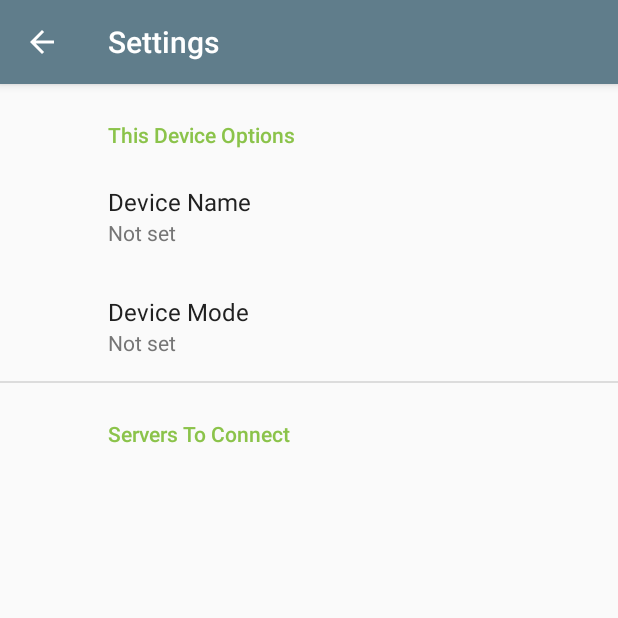
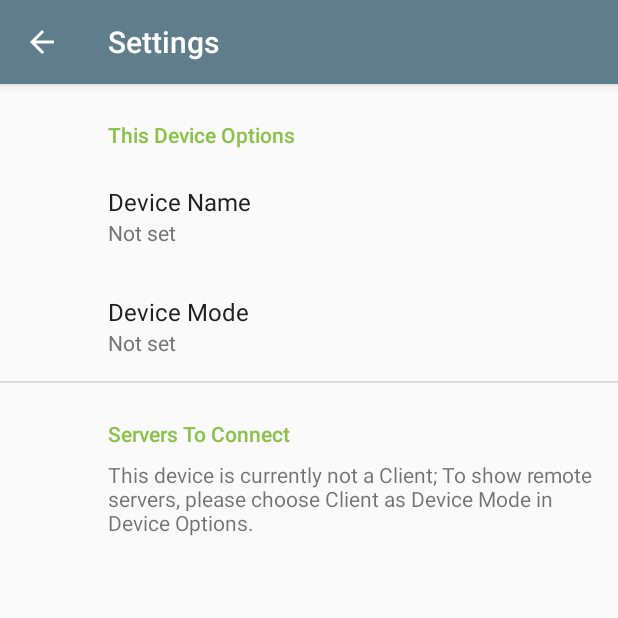
Before and after one commit to superus8r/arduino-usb-terminal, an Android app: the WifiDeviceListFragment screen opened directly, with no data from a screen before it, on a phone screen of 412 x 824 dp, the top half of it. Run offline under Robolectric (Android 15) with nearby library versions, the light colour scheme and no system bars; our stand-ins replace Room's generated code, androidx.preference, data binding; 1 statement that could not run was skipped.

Commit message:
added a placeholder text to WifiDeviceListFragment to be shown when the device is in server/offline mode

```diff
--- a/app/src/main/java/org/kabiri/android/usbterminal/WifiDeviceListFragment.kt
+++ b/app/src/main/java/org/kabiri/android/usbterminal/WifiDeviceListFragment.kt
@@ -4,8 +4,10 @@ import android.os.Bundle
 import android.view.LayoutInflater
 import android.view.View
 import android.view.ViewGroup
+import android.widget.TextView
 import androidx.fragment.app.Fragment
 import androidx.lifecycle.Observer
+import androidx.recyclerview.widget.RecyclerView
 import org.kabiri.android.usbterminal.databinding.FragmentWifiDeviceListBinding
 import org.kabiri.android.usbterminal.ui.adapter.WifiDeviceAdapter
 import org.kabiri.android.usbterminal.viewmodel.WifiDeviceListViewModel
@@ -21,25 +23,49 @@ class WifiDeviceListFragment: Fragment() {
     override fun onCreateView(
         inflater: LayoutInflater,
         container: ViewGroup?,
-        savedInstanceState: Bundle?
-    ): View? {
-        val binding = FragmentWifiDeviceListBinding.inflate(inflater, container, false)
+        savedInstanceState: Bundle?): View? {
+
+        // inflate the fragment layout using bindings.
+        val binding = FragmentWifiDeviceListBinding
+            .inflate(inflater, container, false)
         context ?: return binding.root
+        val placeHolder = binding.tvPlaceHolderText
+        val serverList = binding.wifiDeviceList
 
         val adapter = WifiDeviceAdapter()
-        binding.wifiDeviceList.adapter = adapter
-        subscribeUi(adapter)
+        serverList.adapter = adapter
+
+        subscribeUi(adapter, serverList, placeHolder) // update the list whenever the dataSet changes.
 
         return binding.root
     }
 
     override fun onViewCreated(view: View, savedInstanceState: Bundle?) {
         super.onViewCreated(view, savedInstanceState)
-        viewModel.discoverWifiDevices(requireContext())
+        viewModel.handleDeviceMode(requireContext())
     }
 
-    private fun subscribeUi(adapter: WifiDeviceAdapter) {
-        viewModel.wifiDevices.observe(viewLifecycleOwner,
-            Observer { wifiDevices -> adapter.submitList(wifiDevices) })
+    private fun subscribeUi(adapter: WifiDeviceAdapter,
+                            serverList: RecyclerView, placeholder: TextView) {
+        viewModel.wifiDevices.observe(viewLifecycleOwner, Observer { wifiDevices ->
+            adapter.submitList(wifiDevices)
+        })
+        viewModel.showRemoteServers.observe(viewLifecycleOwner, Observer {
+            // show a place holder for the list adapter saying that
+            // this device is a server for itself!
+            updatePlaceHolderVisibility(
+                showRemoteServers = it, serverList = serverList, placeholder = placeholder)
+        })
+    }
+
+    private fun updatePlaceHolderVisibility(showRemoteServers: Boolean,
+                                            serverList: RecyclerView, placeholder: TextView) {
+        if (showRemoteServers) {
+            placeholder.visibility = View.GONE
+            serverList.visibility = View.VISIBLE
+        } else {
+            placeholder.visibility = View.VISIBLE
+            serverList.visibility = View.GONE
+        }
     }
 }
--- a/app/src/main/java/org/kabiri/android/usbterminal/viewmodel/WifiDeviceListViewModel.kt
+++ b/app/src/main/java/org/kabiri/android/usbterminal/viewmodel/WifiDeviceListViewModel.kt
@@ -3,6 +3,7 @@ package org.kabiri.android.usbterminal.viewmodel
 import android.content.Context
 import android.util.Log
 import androidx.lifecycle.LiveData
+import androidx.lifecycle.MutableLiveData
 import androidx.lifecycle.ViewModel
 import org.kabiri.android.usbterminal.R
 import org.kabiri.android.usbterminal.SettingsActivity
@@ -21,27 +22,39 @@ class WifiDeviceListViewModel internal constructor(
     wifiDeviceRepository: WifiDeviceRepository
 ): ViewModel(), KoinComponent {
 
+    lateinit var tNsdHelper: NsdHelper
+    private var mNsdHelper = NsdHelper()
+        get() { return if (::tNsdHelper.isInitialized) tNsdHelper else field }
+
     private val settings by inject<SettingsReader>()
-
     val wifiDevices: LiveData<List<WifiDevice>> = wifiDeviceRepository.getWifiDevices()
 
-    fun discoverWifiDevices(context: Context) {
-        // TODO - This will be removed from here: testing the settings reader
-        val helper = NsdHelper()
+    private val _showRemoteServers = MutableLiveData<Boolean>().apply { postValue(false) }
+    val showRemoteServers: LiveData<Boolean> // avoid having public mutable live data.
+        get() = _showRemoteServers
+
+    /**
+     * checks which device mode is selected by the user in the settings and
+     * registers and discovers the service if necessary.
+     */
+    fun handleDeviceMode(context: Context) {
 
         settings.deviceModeListener = {
-            Log.d(SettingsActivity.TAG, "enabled:$it")
-
-            // TODO - change the hardcoded font
+            Log.d(SettingsActivity.TAG, "device mode selected: $it")
             when (it) {
                 context.getString(R.string.settings_value_device_mode_server) -> {
-                    helper.registerService(context, 999)
+                    _showRemoteServers.postValue(false)
+                    mNsdHelper.registerService(context, 999)
                 }
                 context.getString(R.string.settings_value_device_mode_client) -> {
-                    helper.registerService(context, 999)
-                    helper.discoverService()
+                    _showRemoteServers.postValue(true)
+                    mNsdHelper.registerService(context, 999)
+                    mNsdHelper.discoverService()
                 }
-                else -> helper.unregisterService()
+                else -> {
+                    _showRemoteServers.postValue(false)
+                    mNsdHelper.unregisterService()
+                }
             }
         }
     }
--- a/app/src/main/res/layout/fragment_wifi_device_list.xml
+++ b/app/src/main/res/layout/fragment_wifi_device_list.xml
@@ -2,6 +2,18 @@
 <layout xmlns:android="http://schemas.android.com/apk/res/android"
     xmlns:app="http://schemas.android.com/apk/res-auto"
     xmlns:tools="http://schemas.android.com/tools">
+
+    <FrameLayout
+        android:layout_width="match_parent"
+        android:layout_height="match_parent">
+
+        <TextView
+            android:id="@+id/tv_place_holder_text"
+            android:layout_width="wrap_content"
+            android:layout_height="wrap_content"
+            android:text="@string/settings_message_device_not_in_client_mode"
+            android:layout_marginStart="72dp"
+            android:layout_marginEnd="16dp"/>
 
         <androidx.recyclerview.widget.RecyclerView
             android:id="@+id/wifi_device_list"
@@ -10,6 +22,9 @@
             android:scrollbars="vertical"
             app:layoutManager="androidx.recyclerview.widget.LinearLayoutManager"
             tools:context=".SettingsActivity"
-        tools:listitem="@layout/list_item_wifi_device" />
+            tools:listitem="@layout/list_item_wifi_device"
+            android:visibility="gone"/>
+
+    </FrameLayout>
 
 </layout>
--- a/app/src/main/res/values/strings.xml
+++ b/app/src/main/res/values/strings.xml
@@ -49,4 +49,5 @@
     <string name="settings_entry_device_mode_server">Server</string>
     <string name="settings_entry_device_mode_client">Client</string>
     <string name="settings_entry_device_mode_offline">Offline</string>
+    <string name="settings_message_device_not_in_client_mode">This device is currently not a Client; To show remote servers, please choose Client as Device Mode in Device Options.</string>
 </resources>
```
Lines whose indentation alone changed are shown as unchanged.
